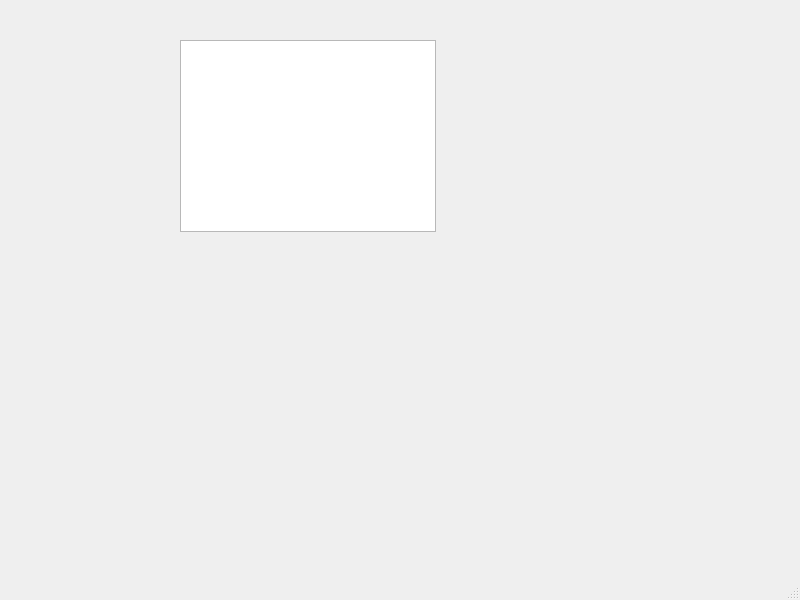
This is projetcplus/mainwindow.ui in FoulonEdouard/Projet-C-EdouardF as Qt 5 draws it before an edit. The edited form follows.
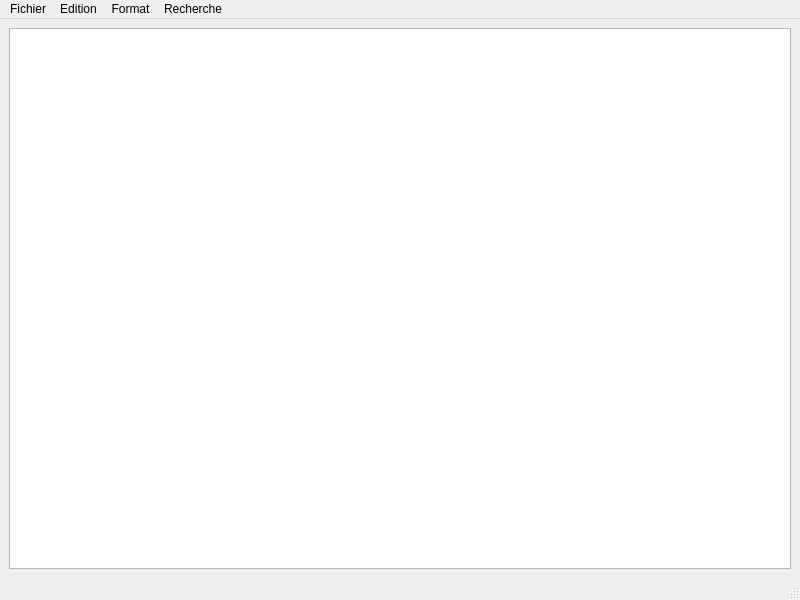
This is the edited form.

```diff
--- a/projetcplus/mainwindow.ui
+++ b/projetcplus/mainwindow.ui
@@ -14,16 +14,18 @@
    <string>MainWindow</string>
   </property>
   <widget class="QWidget" name="centralwidget">
-   <widget class="QPlainTextEdit" name="plainTextEdit">
-    <property name="geometry">
-     <rect>
-      <x>180</x>
-      <y>40</y>
-      <width>256</width>
-      <height>192</height>
-     </rect>
-    </property>
-   </widget>
+   <layout class="QHBoxLayout" name="horizontalLayout_2">
+    <item>
+     <layout class="QVBoxLayout" name="verticalLayout">
+      <item>
+       <layout class="QHBoxLayout" name="horizontalLayout"/>
+      </item>
+      <item>
+       <widget class="QTextEdit" name="textEdit"/>
+      </item>
+     </layout>
+    </item>
+   </layout>
   </widget>
   <widget class="QMenuBar" name="menubar">
    <property name="geometry">
@@ -34,6 +36,33 @@
      <height>24</height>
     </rect>
    </property>
+   <widget class="QMenu" name="menuFichier">
+    <property name="title">
+     <string>Fichier</string>
+    </property>
+    <addaction name="actionOuvrir"/>
+    <addaction name="actionSauvegarder"/>
+    <addaction name="actionSave_as"/>
+   </widget>
+   <widget class="QMenu" name="menurecherche">
+    <property name="title">
+     <string>Edition</string>
+    </property>
+   </widget>
+   <widget class="QMenu" name="menuFormat">
+    <property name="title">
+     <string>Format</string>
+    </property>
+   </widget>
+   <widget class="QMenu" name="menuRecherche">
+    <property name="title">
+     <string>Recherche</string>
+    </property>
+   </widget>
+   <addaction name="menuFichier"/>
+   <addaction name="menurecherche"/>
+   <addaction name="menuFormat"/>
+   <addaction name="menuRecherche"/>
   </widget>
   <widget class="QStatusBar" name="statusbar"/>
  </widget>
```
Left out of the diff: 15 changed lines with no effect on the pictures.
